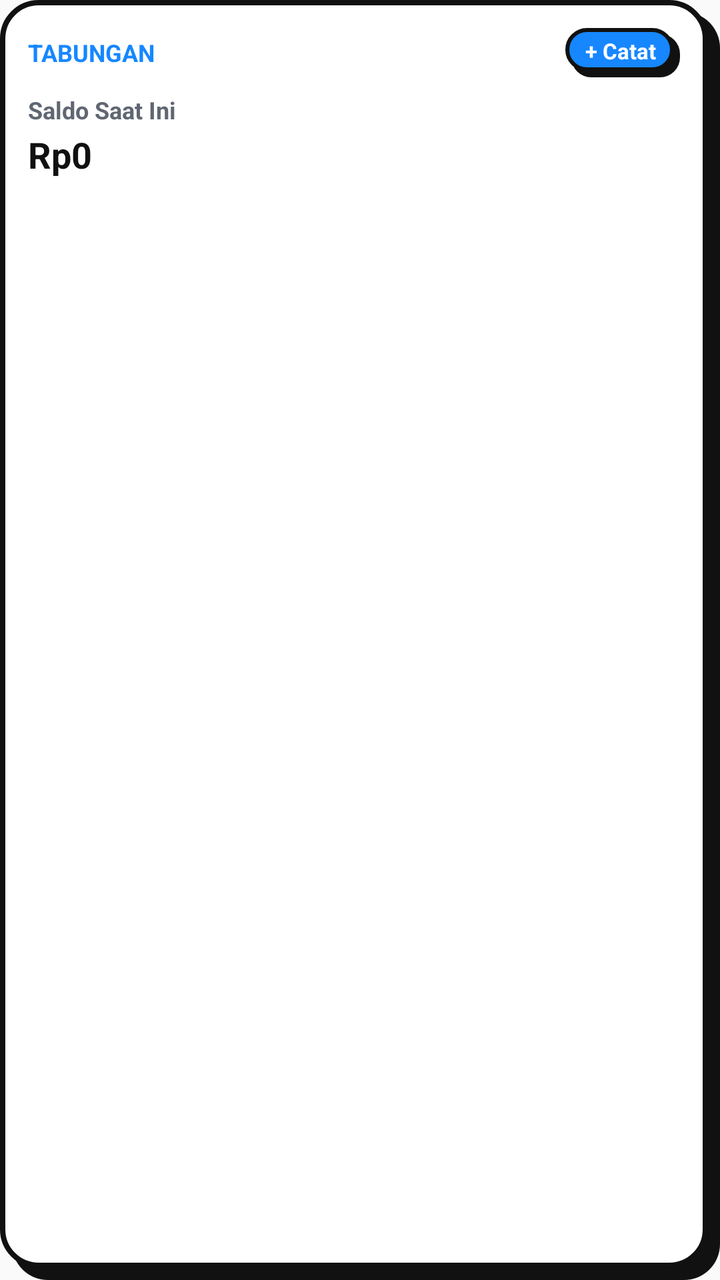
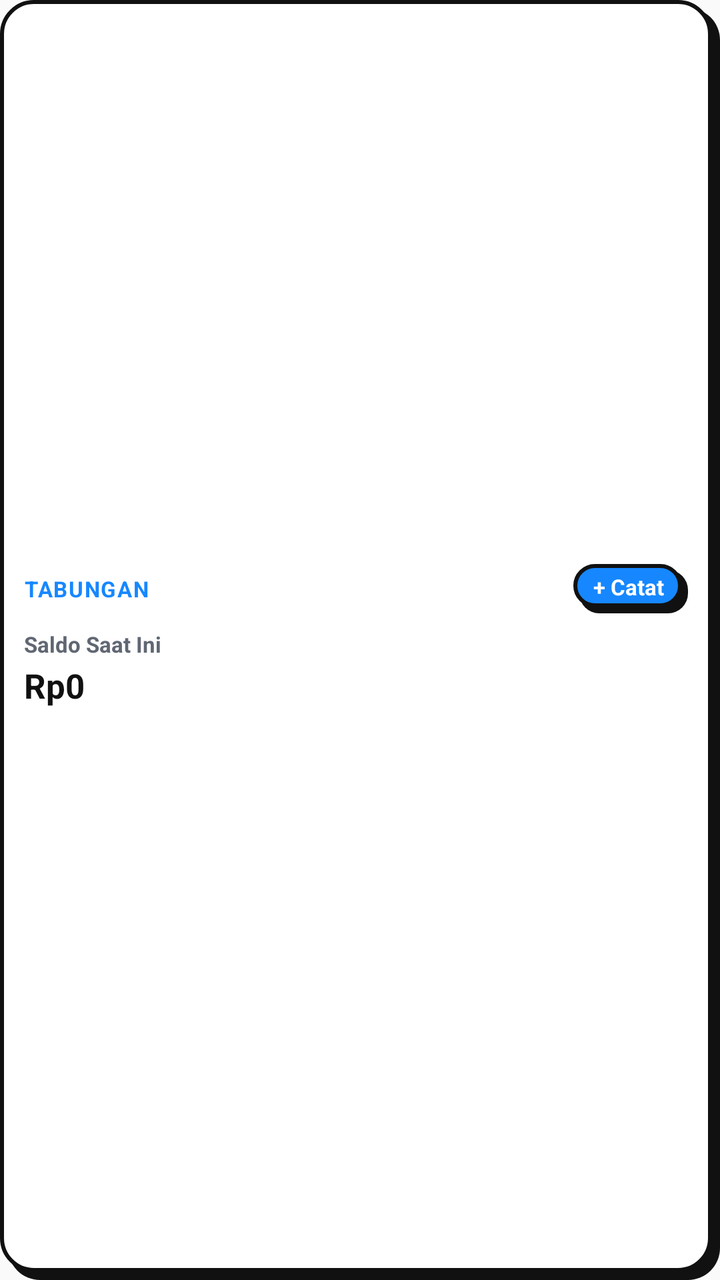

Two renders of the same Android screen: before a commit and after it. Below are the layout's source before the change and the commit's diff.
<!-- AndroidManifest.xml: application theme Theme.Tabungan -->
<!-- res/layout/widget_small.xml -->
<?xml version="1.0" encoding="utf-8"?>
<RelativeLayout xmlns:android="http://schemas.android.com/apk/res/android"
    android:layout_width="match_parent"
    android:layout_height="match_parent"
    android:background="@drawable/widget_outer_bg"
    android:paddingLeft="14dp"
    android:paddingTop="14dp"
    android:paddingRight="20dp"
    android:paddingBottom="20dp">

    <LinearLayout
        android:id="@+id/widget_content_layout"
        android:layout_width="match_parent"
        android:layout_height="match_parent"
        android:orientation="vertical">

        <LinearLayout
            android:layout_width="match_parent"
            android:layout_height="wrap_content"
            android:gravity="center_vertical"
            android:orientation="horizontal">

            <TextView
                android:layout_width="0dp"
                android:layout_height="wrap_content"
                android:layout_weight="1"
                android:text="TABUNGAN"
                android:textColor="#1687FF"
                android:textSize="12sp"
                android:textStyle="bold" />

            <TextView
                android:id="@+id/widget_btn_add"
                android:layout_width="wrap_content"
                android:layout_height="wrap_content"
                android:background="@drawable/widget_btn_blue"
                android:contentDescription="Tambah Transaksi"
                android:gravity="center"
                android:paddingLeft="10dp"
                android:paddingTop="4dp"
                android:paddingRight="12dp"
                android:paddingBottom="6dp"
                android:text="+ Catat"
                android:textColor="#FFFFFF"
                android:textSize="11sp"
                android:textStyle="bold" />
        </LinearLayout>

        <TextView
            android:id="@+id/widget_label_balance"
            android:layout_width="wrap_content"
            android:layout_height="wrap_content"
            android:layout_marginTop="8dp"
            android:text="Saldo Saat Ini"
            android:textColor="#606773"
            android:textSize="12sp"
            android:textStyle="bold" />

        <TextView
            android:id="@+id/widget_tv_balance"
            android:layout_width="wrap_content"
            android:layout_height="wrap_content"
            android:layout_marginTop="2dp"
            android:ellipsize="end"
            android:maxLines="1"
            android:text="Rp0"
            android:textColor="#111111"
            android:textSize="18sp"
            android:textStyle="bold" />

        <TextView
            android:id="@+id/widget_tv_empty"
            android:layout_width="wrap_content"
            android:layout_height="wrap_content"
            android:layout_marginTop="4dp"
            android:text="Mulai catat transaksi"
            android:textColor="#606773"
            android:textSize="11sp"
            android:visibility="gone" />
    </LinearLayout>

</RelativeLayout>
<!-- resources referenced by this layout -->
<resources>
  <!-- drawable widget_btn_blue (drawable) -->
  <?xml version="1.0" encoding="utf-8"?>
  <layer-list xmlns:android="http://schemas.android.com/apk/res/android">
      <item
          android:left="3dp"
          android:top="3dp">
          <shape android:shape="rectangle">
              <solid android:color="#111111" />
              <corners android:radius="10dp" />
          </shape>
      </item>
      <item
          android:bottom="3dp"
          android:right="3dp">
          <shape android:shape="rectangle">
              <solid android:color="#1687FF" />
              <stroke
                  android:width="2dp"
                  android:color="#111111" />
              <corners android:radius="10dp" />
          </shape>
      </item>
  </layer-list>
  <!-- drawable widget_outer_bg (drawable) -->
  <?xml version="1.0" encoding="utf-8"?>
  <layer-list xmlns:android="http://schemas.android.com/apk/res/android">
      <item
          android:left="6dp"
          android:top="6dp">
          <shape android:shape="rectangle">
              <solid android:color="#111111" />
              <corners android:radius="18dp" />
          </shape>
      </item>
      <item
          android:bottom="6dp"
          android:right="6dp">
          <shape android:shape="rectangle">
              <solid android:color="#FFFFFF" />
              <stroke
                  android:width="2.5dp"
                  android:color="#111111" />
              <corners android:radius="18dp" />
          </shape>
      </item>
  </layer-list>
  <style name="Theme.Tabungan" parent="android:Theme.Material.Light.NoActionBar">
          <item name="android:statusBarColor">#1687FF</item>
          <item name="android:navigationBarColor">#FFFFFF</item>
          <item name="android:windowLightStatusBar">false</item>
          <item name="android:windowLightNavigationBar">true</item>
      </style>
</resources>

<!-- the commit's change to res/layout/widget_small.xml (unified diff, before → after) -->
@@ -3,15 +3,16 @@
     android:layout_width="match_parent"
     android:layout_height="match_parent"
     android:background="@drawable/widget_outer_bg"
-    android:paddingLeft="14dp"
-    android:paddingTop="14dp"
-    android:paddingRight="20dp"
-    android:paddingBottom="20dp">
+    android:paddingLeft="12dp"
+    android:paddingTop="12dp"
+    android:paddingRight="16dp"
+    android:paddingBottom="16dp">
 
     <LinearLayout
         android:id="@+id/widget_content_layout"
         android:layout_width="match_parent"
         android:layout_height="match_parent"
+        android:gravity="center_vertical"
         android:orientation="vertical">
 
         <LinearLayout
@@ -24,9 +25,10 @@
                 android:layout_width="0dp"
                 android:layout_height="wrap_content"
                 android:layout_weight="1"
+                android:letterSpacing="0.05"
                 android:text="TABUNGAN"
                 android:textColor="#1687FF"
-                android:textSize="12sp"
+                android:textSize="11sp"
                 android:textStyle="bold" />
 
             <TextView
@@ -53,7 +55,7 @@
             android:layout_marginTop="8dp"
             android:text="Saldo Saat Ini"
             android:textColor="#606773"
-            android:textSize="12sp"
+            android:textSize="11sp"
             android:textStyle="bold" />
 
         <TextView
@@ -65,14 +67,14 @@
             android:maxLines="1"
             android:text="Rp0"
             android:textColor="#111111"
-            android:textSize="18sp"
+            android:textSize="17sp"
             android:textStyle="bold" />
 
         <TextView
             android:id="@+id/widget_tv_empty"
             android:layout_width="wrap_content"
             android:layout_height="wrap_content"
-            android:layout_marginTop="4dp"
+            android:layout_marginTop="2dp"
             android:text="Mulai catat transaksi"
             android:textColor="#606773"
             android:textSize="11sp"
<!-- resource entries referenced after the edit -->
@@ -27,22 +27,22 @@
   <?xml version="1.0" encoding="utf-8"?>
   <layer-list xmlns:android="http://schemas.android.com/apk/res/android">
       <item
-          android:left="6dp"
-          android:top="6dp">
+          android:left="4dp"
+          android:top="4dp">
           <shape android:shape="rectangle">
               <solid android:color="#111111" />
-              <corners android:radius="18dp" />
+              <corners android:radius="16dp" />
           </shape>
       </item>
       <item
-          android:bottom="6dp"
-          android:right="6dp">
+          android:bottom="4dp"
+          android:right="4dp">
           <shape android:shape="rectangle">
               <solid android:color="#FFFFFF" />
               <stroke
-                  android:width="2.5dp"
+                  android:width="2dp"
                   android:color="#111111" />
-              <corners android:radius="18dp" />
+              <corners android:radius="16dp" />
           </shape>
       </item>
   </layer-list>
